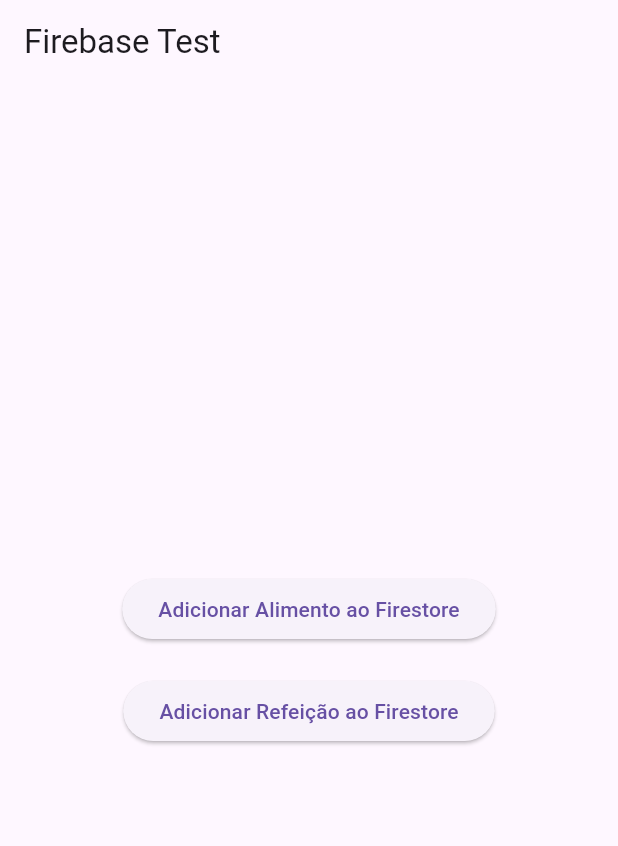
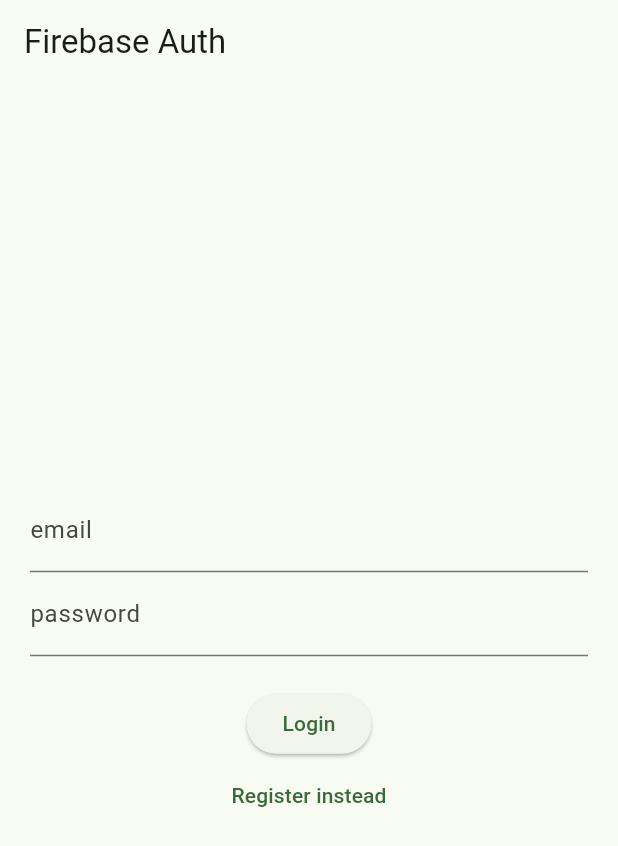
Before and after one commit to loulouizz/tccalimentracker, a Flutter app: the screen it shows after launch, on a phone screen of 412 x 824 dp. Shown: the top 846 px of the screen. Run offline on Flutter 3.47's test engine with Material 3 defaults, Android fonts, the light colour scheme and no system bars; our stand-ins replace cloud_firestore, firebase_auth, firebase_core; accounts and stored records are empty.

Commit message:
first login and register screen connected to firebase + uncompleted tests

```diff
--- /dev/null
+++ b/lib/auth.dart
@@ -0,0 +1,29 @@
+import 'package:firebase_auth/firebase_auth.dart';
+
+class Auth {
+  final FirebaseAuth _firebaseAuth = FirebaseAuth.instance;
+
+  User? get currentUser => _firebaseAuth.currentUser;
+
+  Stream<User?> get authStateChanges => _firebaseAuth.authStateChanges();
+
+  Future<void> signInWithEmailAndPassword({
+    required String email,
+    required String password,
+  }) async {
+    await _firebaseAuth.signInWithEmailAndPassword(
+        email: email, password: password);
+  }
+
+  Future<void> createUserWithEmailAndPassword({
+    required String email,
+    required String password,
+  }) async {
+    await _firebaseAuth.createUserWithEmailAndPassword(
+        email: email, password: password);
+  }
+
+  Future<void> signOut() async {
+    await _firebaseAuth.signOut();
+  }
+}
--- a/lib/main.dart
+++ b/lib/main.dart
@@ -1,16 +1,29 @@
 import 'package:alimentracker/firebase_options.dart';
+import 'package:alimentracker/screens/login_screen.dart';
+import 'package:alimentracker/widget_tree.dart';
 import 'package:firebase_core/firebase_core.dart';
 import 'package:flutter/material.dart';
 import 'package:cloud_firestore/cloud_firestore.dart';
 import 'models/food_model.dart';
 import 'models/meal_model.dart';
+import 'src/shared/themes/colors_schemes.g.dart';
 
-void main() async {
+Future<void> main() async {
   WidgetsFlutterBinding.ensureInitialized();
-  await Firebase.initializeApp(
-    options: DefaultFirebaseOptions.currentPlatform,
-  );
+  _initializeFirebase();
   runApp(MyApp());
+}
+
+Future<void> _initializeFirebase() async {
+  try {
+    await Firebase.initializeApp(
+      options: DefaultFirebaseOptions.currentPlatform,
+    );
+  } on FirebaseException catch (e) {
+    if (e.code != 'duplicate-app') {
+      rethrow;
+    }
+  }
 }
 
 class MyApp extends StatelessWidget {
@@ -18,100 +31,15 @@
   Widget build(BuildContext context) {
     return MaterialApp(
       title: 'Firebase Test',
-      home: FirebaseTestScreen(),
+      theme: ThemeData(
+        useMaterial3: true,
+        colorScheme: MaterialTheme.lightScheme()
+    ),
+      darkTheme: ThemeData(
+        useMaterial3: true,
+        colorScheme: MaterialTheme.darkScheme()
+      ),
+      home: WidgetTree(),
     );
   }
 }
-
-class FirebaseTestScreen extends StatelessWidget {
-  final FirebaseFirestore _firestore = FirebaseFirestore.instance;
-
-  // Função para adicionar um novo alimento ao Firestore
-  Future<void> addFood() async {
-    try {
-      // Cria um novo objeto FoodModel
-      FoodModel food = FoodModel(
-        name: 'Maçã',
-        kcal: 52,
-        protein: 0.3,
-        carbohydrate: 14,
-        fat: 0.2,
-        fiber: 2.4,
-        sodium: 1,
-      );
-
-      // Adiciona o alimento ao Firestore
-      await _firestore.collection('foods').add(food.toJson());
-
-      print('Food added to Firestore successfully!');
-    } catch (e) {
-      print('Error adding food to Firestore: $e');
-    }
-  }
-
-  // Função para adicionar uma nova refeição ao Firestore
-  Future<void> addMeal() async {
-    try {
-      // Cria uma lista de alimentos
-      List<FoodModel> foods = [
-        FoodModel(
-          name: 'Arroz',
-          kcal: 130,
-          protein: 2.7,
-          carbohydrate: 28.2,
-          fat: 0.3,
-          fiber: 0.6,
-          sodium: 1,
-        ),
-        FoodModel(
-          name: 'Feijão',
-          kcal: 100,
-          protein: 5.4,
-          carbohydrate: 17.6,
-          fat: 0.8,
-          fiber: 6.2,
-          sodium: 1,
-        ),
-      ];
-
-      // Cria um novo objeto MealModel
-      MealModel meal = MealModel(
-        name: 'Almoço',
-        time: DateTime.now(),
-        foods: foods,
-      );
-
-      // Adiciona a refeição ao Firestore
-      await _firestore.collection('meals').add(meal.toJson());
-
-      print('Meal added to Firestore successfully!');
-    } catch (e) {
-      print('Error adding meal to Firestore: $e');
-    }
-  }
-
-  @override
-  Widget build(BuildContext context) {
-    return Scaffold(
-      appBar: AppBar(
-        title: Text('Firebase Test'),
-      ),
-      body: Center(
-        child: Column(
-          mainAxisAlignment: MainAxisAlignment.center,
-          children: [
-            ElevatedButton(
-              onPressed: addFood,
-              child: Text('Adicionar Alimento ao Firestore'),
-            ),
-            SizedBox(height: 20),
-            ElevatedButton(
-              onPressed: addMeal,
-              child: Text('Adicionar Refeição ao Firestore'),
-            ),
-          ],
-        ),
-      ),
-    );
-  }
-}
--- a/lib/screens/login_screen.dart
+++ b/lib/screens/login_screen.dart
@@ -0,0 +1,100 @@
+import 'package:alimentracker/auth.dart';
+import 'package:firebase_auth/firebase_auth.dart';
+import 'package:flutter/material.dart';
+
+class LoginScreen extends StatefulWidget {
+  const LoginScreen({super.key});
+
+  @override
+  State<LoginScreen> createState() => _LoginScreenState();
+}
+
+class _LoginScreenState extends State<LoginScreen> {
+  String? errorMessage = '';
+  bool isLogin = true;
+
+  TextEditingController _emailEC = TextEditingController();
+  TextEditingController _passwordEC = TextEditingController();
+
+  Future<void> signInWithEmailAndPassword() async {
+    try {
+      await Auth().signInWithEmailAndPassword(
+          email: _emailEC.text, password: _passwordEC.text);
+    } on FirebaseAuthException catch (e) {
+      setState(() {
+        errorMessage = e.message;
+      });
+    }
+  }
+
+  Future<void> createUserWithEmailAndPassword() async {
+    try {
+      await Auth().createUserWithEmailAndPassword(email: _emailEC.text, password: _passwordEC.text);
+    } on FirebaseAuthException catch (e) {
+      setState(() {
+        errorMessage = e.message;
+      });
+    }
+  }
+
+  Widget _title() {
+    return const Text('Firebase Auth');
+  }
+
+  Widget _entryField(
+      String title,
+      TextEditingController controller,
+      ){
+    return TextField(
+      controller: controller,
+      decoration: InputDecoration(
+        labelText: title,
+      ),
+    );
+  }
+
+  Widget _errorMessage(){
+    return Text(errorMessage == '' ? '' : 'Hmm? $errorMessage');
+  }
+
+  Widget _submitButton(){
+    return ElevatedButton(
+      onPressed: isLogin ? signInWithEmailAndPassword : createUserWithEmailAndPassword,
+      child: Text(isLogin ? 'Login' : 'Register'),
+    );
+  }
+
+  Widget _loginOrRegisterButton() {
+    return TextButton(onPressed: (){
+      setState(() {
+        isLogin = !isLogin;
+      });
+    }, child: Text(isLogin ? 'Register instead' : 'Login instead'));
+  }
+
+
+  @override
+  Widget build(BuildContext context) {
+    return Scaffold(
+      appBar: AppBar(
+        title: _title(),
+      ),
+      body: Container(
+        height: double.infinity,
+        width: double.infinity,
+        padding: const EdgeInsets.all(20),
+        child: Column(
+          mainAxisAlignment: MainAxisAlignment.center,
+          crossAxisAlignment: CrossAxisAlignment.center,
+          children: <Widget>[
+            _entryField('email', _emailEC),
+            _entryField('password', _passwordEC),
+            _errorMessage(),
+            _submitButton(),
+            _loginOrRegisterButton(),
+          ],
+        ),
+      ),
+    );
+  }
+}
--- /dev/null
+++ b/lib/widget_tree.dart
@@ -0,0 +1,24 @@
+import 'package:alimentracker/auth.dart';
+import 'package:alimentracker/screens/login_screen.dart';
+import 'package:alimentracker/screens/main_screen.dart';
+import 'package:flutter/material.dart';
+
+class WidgetTree extends StatefulWidget {
+  const WidgetTree({super.key});
+
+  @override
+  State<WidgetTree> createState() => _WidgetTreeState();
+}
+
+class _WidgetTreeState extends State<WidgetTree> {
+  @override
+  Widget build(BuildContext context) {
+    return StreamBuilder(stream: Auth().authStateChanges, builder: (context, snapshot){
+      if (snapshot.hasData){
+        return MainScreen();
+      } else {
+        return const LoginScreen();
+      }
+    });
+  }
+}
--- a/pubspec.yaml
+++ b/pubspec.yaml
@@ -37,7 +37,8 @@
   cupertino_icons: ^1.0.6
   firebase_core: ^3.0.0
   cloud_firestore: ^5.0.0
-  mockito: ^5.4.4
+  firebase_auth: ^5.1.3
+  mocktail: ^1.0.4
 
 dev_dependencies:
   flutter_test:
```
Also changed, not shown: lib/screens/main_screen.dart (+47 -0 lines), lib/src/shared/themes/colors_schemes.g.dart (added), pubspec.lock, 7 other files.
